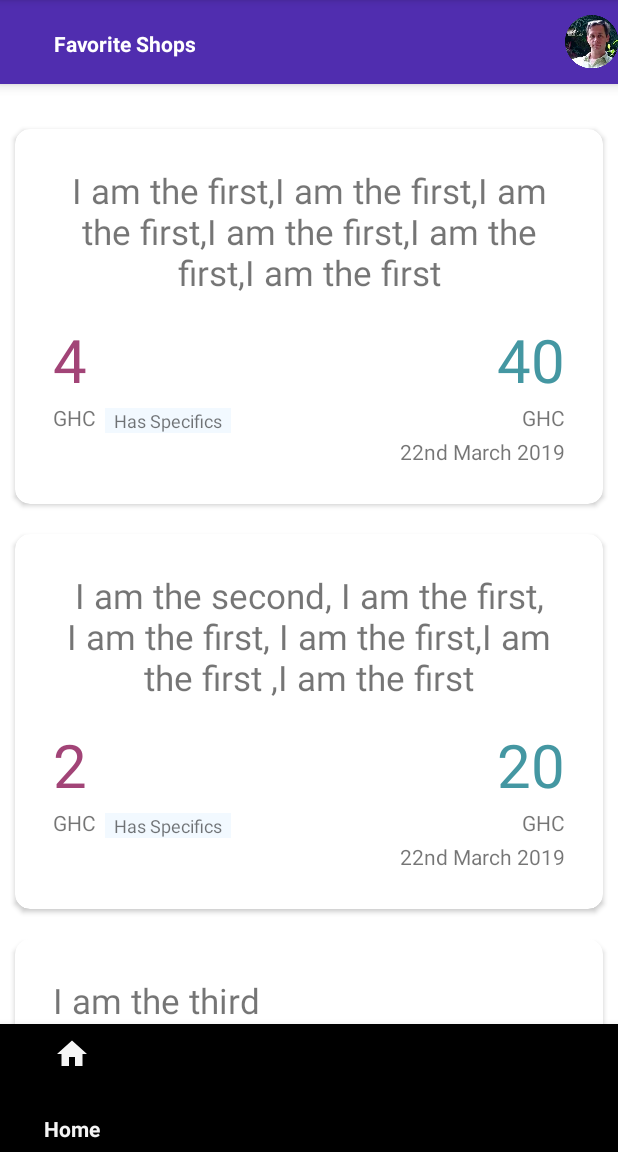
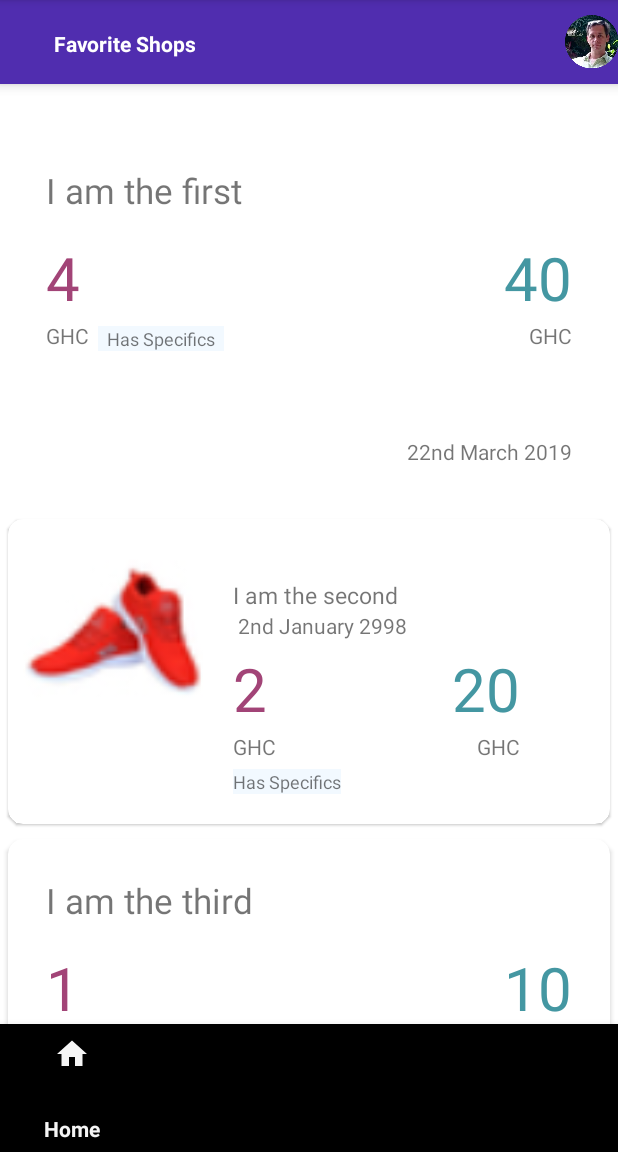
Before and after one commit to frimpongopoku/gallamsey-android-public, an Android app: the Home screen opened directly, with no data from a screen before it, on a phone screen of 412 x 824 dp, the part 84-1236 px from its top. Run offline under Robolectric (Android 15) with nearby library versions, the phone set to English and light mode, and no system bars.

Commit message:
multiple views in one recycler done in NewsAdapter... hip hip!

```diff
--- a/app/src/main/java/com/pongo/zembe/Home.java
+++ b/app/src/main/java/com/pongo/zembe/Home.java
@@ -22,7 +22,6 @@ public class Home extends AppCompatActivity {
   ArrayList<String> profits = new ArrayList<>();
   ArrayList<String> costs = new ArrayList<>();
   ArrayList<String> dates = new ArrayList<>();
-  HomeNewsAdapter homeNewsAdapter;
   @Override
   protected void onCreate(Bundle savedInstanceState) {
     super.onCreate(savedInstanceState);
@@ -77,17 +76,25 @@ public class Home extends AppCompatActivity {
   };
 
   private void fillInTheBlankSpaces(){
-    desc.add("I am the first,I am the first,I am the first,I am the first,I am the first,I am the first");
-    desc.add("I am the second, I am the first, I am the first, I am the first,I am the first ,I am the first");
+    desc.add("I am the first");
+    desc.add("I am the second");
     desc.add("I am the third");
+    desc.add("I am the fourth");
+    desc.add("I am the fifth");
     profits.add("40");
     profits.add("20");
     profits.add("10");
+    profits.add("50");
+    profits.add("25");
     costs.add("4");
     costs.add("2");
     costs.add("1");
+    costs.add("7");
+    costs.add("9");
     dates.add(" 22nd march 1998");
-    dates.add(" 2nd march 2998");
+    dates.add(" 2nd January 2998");
     dates.add(" 22nd April 2098");
+    dates.add(" 22nd June 2098");
+    dates.add(" 22nd December 2098");
   }
 }
--- a/app/src/main/java/com/pongo/zembe/HomeFragment.java
+++ b/app/src/main/java/com/pongo/zembe/HomeFragment.java
@@ -34,7 +34,7 @@ public class HomeFragment extends Fragment {
   @Override
   public View onCreateView(@NonNull LayoutInflater inflater, @Nullable ViewGroup container, @Nullable Bundle savedInstanceState) {
     View view = inflater.inflate(R.layout.home_nav_fragment, container, false);
-    HomeNewsAdapter adapter = new HomeNewsAdapter(getContext(),items.get("descs"),items.get("profits"), items.get("costs"), items.get("dates"));
+    HomeNewsMultiAdapter adapter = new HomeNewsMultiAdapter(getContext(),items.get("descs"),items.get("profits"), items.get("costs"), items.get("dates"));
     RecyclerView recyclerView = view.findViewById(R.id.home_news_recycler);
     recyclerView.setAdapter(adapter);
     RecyclerView.LayoutManager manager = new LinearLayoutManager(getContext());
--- a/app/src/main/java/com/pongo/zembe/HomeNewsMultiAdapter.java
+++ b/app/src/main/java/com/pongo/zembe/HomeNewsMultiAdapter.java
@@ -1,46 +1,130 @@
 package com.pongo.zembe;
 
+import android.content.Context;
+import android.text.Layout;
+import android.view.LayoutInflater;
 import android.view.View;
 import android.view.ViewGroup;
+import android.widget.ImageView;
+import android.widget.TextView;
+import android.widget.Toast;
 
 import androidx.annotation.NonNull;
 import androidx.recyclerview.widget.RecyclerView;
 
+import java.util.ArrayList;
+
 public class HomeNewsMultiAdapter extends RecyclerView.Adapter {
+
+  int IMAGE_CODE = 6;
+  int TEXT_CODE = 2;
+  String TAG = "Adapter has started...";
+  ArrayList<String> Descriptions = new ArrayList<>();
+  ArrayList<String> Profits = new ArrayList<>();
+  ArrayList<String> Costs = new ArrayList<>();
+  ArrayList<String> Dates = new ArrayList<>();
+  Context Context;
+
+  public HomeNewsMultiAdapter(Context context, ArrayList<String> descriptions, ArrayList<String> profits, ArrayList<String> costs, ArrayList<String> dates) {
+    Descriptions = descriptions;
+    Profits = profits;
+    Costs = costs;
+    Dates = dates;
+    this.Context = context;
+
+  }
+
   @NonNull
   @Override
   public RecyclerView.ViewHolder onCreateViewHolder(@NonNull ViewGroup parent, int viewType) {
+    LayoutInflater inflater = LayoutInflater.from(parent.getContext());
+    View view;
+    if (viewType == TEXT_CODE) {
+      view = inflater.inflate(R.layout.text_errand_card, parent, false);
+      return new TextViewHolder(view);
+    } else if (viewType == IMAGE_CODE) {
+      view = inflater.inflate(R.layout.errand_image_card, parent, false);
+      return new ImageViewHolder(view);
+    }
+
     return null;
   }
 
   @Override
   public int getItemViewType(int position) {
-    return super.getItemViewType(position);
+    if (position % 2 == 0) {
+      return TEXT_CODE;
+    }
+    return IMAGE_CODE;
   }
 
   @Override
   public void onBindViewHolder(@NonNull RecyclerView.ViewHolder holder, int position) {
 
+    if (position % 2 == 0) {
+      setTextContent(holder, position);
+    } else {
+      setImageContent(holder, position);
+    }
+
+  }
+
+
+  public void setTextContent(@NonNull RecyclerView.ViewHolder _holder, int pos) {
+    TextViewHolder holder = (TextViewHolder) _holder;
+    holder.description.setText(Descriptions.get(pos));
+    holder.cost.setText(Costs.get(pos));
+    holder.profit.setText(Profits.get(pos));
+    holder.date.setText(Dates.get(pos));
+    holder.has_specifics.setText("Has Specifics");
+  }
+
+  public void setImageContent(@NonNull RecyclerView.ViewHolder _holder, int pos) {
+    ImageViewHolder holder = (ImageViewHolder) _holder;
+    holder.title.setText(Descriptions.get(pos));
+    holder.cost.setText(Costs.get(pos));
+    holder.profit.setText(Profits.get(pos));
+    holder.date.setText(Dates.get(pos));
+    holder.has_specifics.setText("Has Specifics");
+    holder.image.setImageResource(R.drawable.shoe50);
   }
 
   @Override
   public int getItemCount() {
-    return 0;
+    return this.Descriptions.size();
   }
+
+
 
   //........ TextCard
 
-  class TextCard extends RecyclerView.ViewHolder{
-    public TextCard(@NonNull View itemView) {
+  class TextViewHolder extends RecyclerView.ViewHolder {
+    TextView description, cost, profit, date, has_specifics;
+
+    public TextViewHolder(@NonNull View itemView) {
       super(itemView);
+      this.description = itemView.findViewById(R.id.text_errand_card_desc);
+      this.cost = itemView.findViewById(R.id.text_errand_card_cost);
+      this.profit = itemView.findViewById(R.id.text_errand_card_allowance);
+      this.date = itemView.findViewById(R.id.text_errand_card_has_specifics);
+      this.has_specifics = itemView.findViewById(R.id.text_errand_card_has_specifics);
     }
   }
 
 
   //......... ImageCard
-  class ImageCard extends RecyclerView.ViewHolder{
-    public ImageCard(@NonNull View itemView) {
+  class ImageViewHolder extends RecyclerView.ViewHolder {
+    TextView title, cost, profit, date, has_specifics;
+    ImageView image;
+
+    public ImageViewHolder(@NonNull View itemView) {
       super(itemView);
+      this.title = itemView.findViewById(R.id.img_errand_card_title);
+      this.cost = itemView.findViewById(R.id.img_errand_card_cost);
+      this.profit = itemView.findViewById(R.id.img_errand_card_allowance);
+      this.date = itemView.findViewById(R.id.img_errand_card_date);
+      this.has_specifics = itemView.findViewById(R.id.img_errand_card_has_specifics);
+      this.image = itemView.findViewById(R.id.img_errand_card_image);
     }
   }
 }
--- a/app/src/main/res/layout/errand_image_card.xml
+++ b/app/src/main/res/layout/errand_image_card.xml
@@ -2,6 +2,8 @@
 <androidx.cardview.widget.CardView xmlns:android="http://schemas.android.com/apk/res/android"
   android:layout_width="match_parent"
   xmlns:app="http://schemas.android.com/apk/res-auto"
+  android:layout_marginLeft="5dp"
+  android:layout_marginRight="5dp"
   android:padding="25dp"
   app:cardElevation="1dp"
   app:cardCornerRadius="10dp"
@@ -11,7 +13,7 @@
     android:layout_height="match_parent">
   <ImageView
     android:layout_marginLeft="10dp"
-    android:id="@+id/image_card"
+    android:id="@+id/img_errand_card_image"
     android:src="@drawable/waakye_plate_2"
     android:layout_width="120dp"
     android:layout_height="150dp" />
@@ -20,11 +22,12 @@
 
       android:padding="20dp"
       android:orientation="vertical"
-      android:layout_toRightOf="@id/image_card"
+      android:layout_toRightOf="@id/img_errand_card_image"
       android:layout_alignParentRight="true"
       android:layout_width="wrap_content"
       android:layout_height="wrap_content">
       <TextView
+        android:id="@+id/img_errand_card_title"
         android:textSize="15sp"
         android:layout_marginTop="20dp"
         android:text="Buy Me These Shoes"
--- a/app/src/main/res/layout/text_errand_card.xml
+++ b/app/src/main/res/layout/text_errand_card.xml
@@ -4,8 +4,8 @@
   xmlns:app="http://schemas.android.com/apk/res-auto"
   app:cardCornerRadius="10dp"
   android:layout_marginTop="10dp"
-  android:layout_marginLeft="10dp"
-  android:layout_marginRight="10dp"
+  android:layout_marginLeft="5dp"
+  android:layout_marginRight="5dp"
   android:layout_marginBottom="10dp"
   android:backgroundTint="@android:color/white"
   android:layout_height="wrap_content">
```
